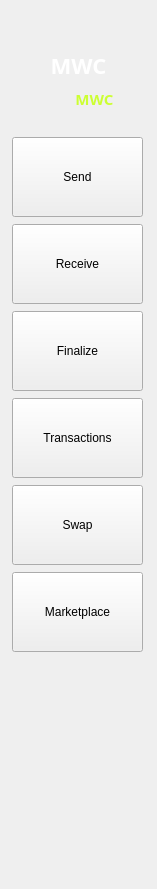
The window that core_desktop/mwctoolbar.ui (mwcproject/mwc-qt-wallet) describes before a commit, drawn with Qt 5.
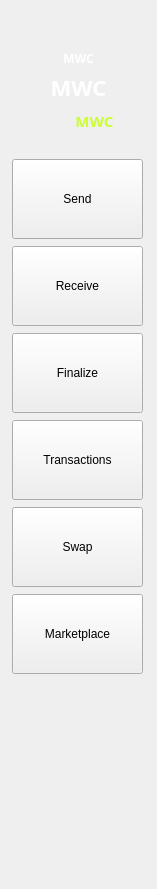
The same window after the commit. Icons and pictures are not drawn. Custom widgets are drawn as their Qt base class.

```diff
--- a/core_desktop/mwctoolbar.ui
+++ b/core_desktop/mwctoolbar.ui
@@ -108,7 +108,7 @@
    <item>
     <layout class="QVBoxLayout" name="verticalLayout">
      <property name="spacing">
-      <number>20</number>
+      <number>5</number>
      </property>
      <item>
       <widget class="QLabel" name="totalMwc">
@@ -128,7 +128,6 @@
         <string notr="true">#totalMwc {font-family: Open Sans;
 font-style: normal;
 font-weight: bold;
-font-size: 22px;
 line-height: 35px;
 color: #FFFFFF;}</string>
        </property>
@@ -140,6 +139,36 @@
        </property>
       </widget>
      </item>
+     <item>
+      <widget class="control::MwcLabel" name="mwc">
+       <property name="sizePolicy">
+        <sizepolicy hsizetype="Preferred" vsizetype="Fixed">
+         <horstretch>0</horstretch>
+         <verstretch>0</verstretch>
+        </sizepolicy>
+       </property>
+       <property name="toolTip">
+        <string>Total MWC across all accounts (some may be locked or unconfirmed)</string>
+       </property>
+       <property name="statusTip">
+        <string>Total MWC across all accounts (some may be locked or unconfirmed)</string>
+       </property>
+       <property name="styleSheet">
+        <string notr="true">#mwc {font-family: Open Sans;
+         font-style: normal;
+         font-weight: bold;
+         font-size: 22px;
+         line-height: 35px;
+         color: #FFFFFF;}</string>
+       </property>
+       <property name="text">
+        <string>MWC</string>
+       </property>
+       <property name="alignment">
+        <set>Qt::AlignCenter</set>
+       </property>
+      </widget>
+     </item>
     </layout>
    </item>
    <item>
@@ -651,6 +680,23 @@
    </item>
   </layout>
  </widget>
+  <customwidgets>
+  <customwidget>
+   <class>control::MwcLabel</class>
+   <extends>QLabel</extends>
+   <header>control_desktop/MwcLabel.h</header>
+  </customwidget>
+  <customwidget>
+   <class>control::MwcToolButton</class>
+   <extends>QToolButton</extends>
+   <header>control_desktop/MwcToolButton.h</header>
+  </customwidget>
+  <customwidget>
+   <class>control::MwcWidget</class>
+   <extends>QWidget</extends>
+   <header>control_desktop/MwcWidget.h</header>
+  </customwidget>
+ </customwidgets>
  <resources>
   <include location="../resources_desktop.qrc"/>
  </resources>
```
Left out of the diff: 38 changed lines with no effect on the pictures.
